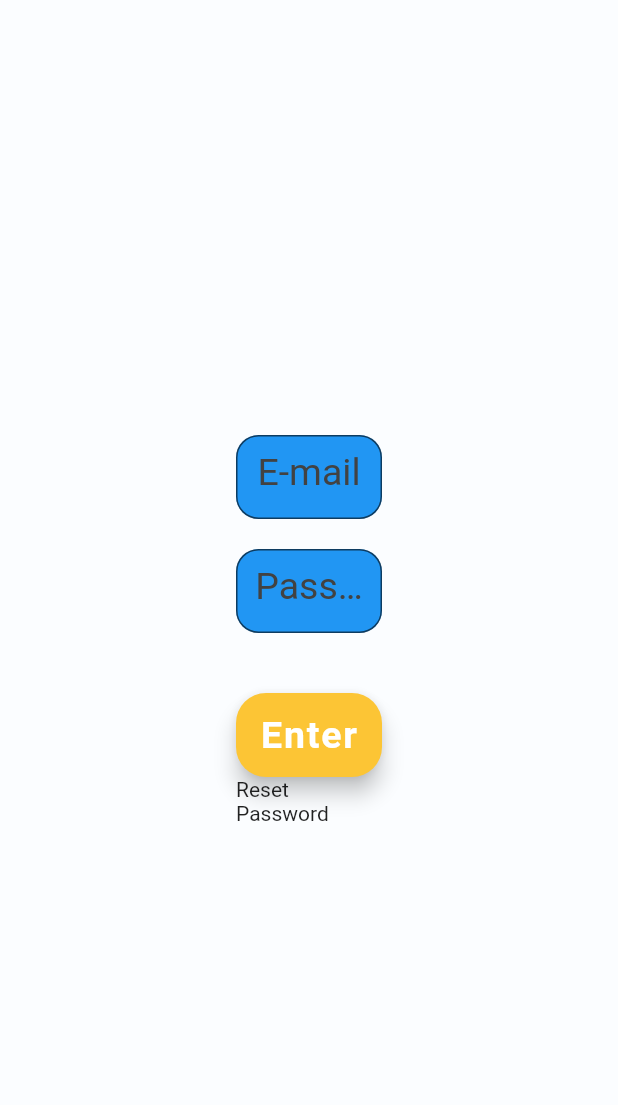
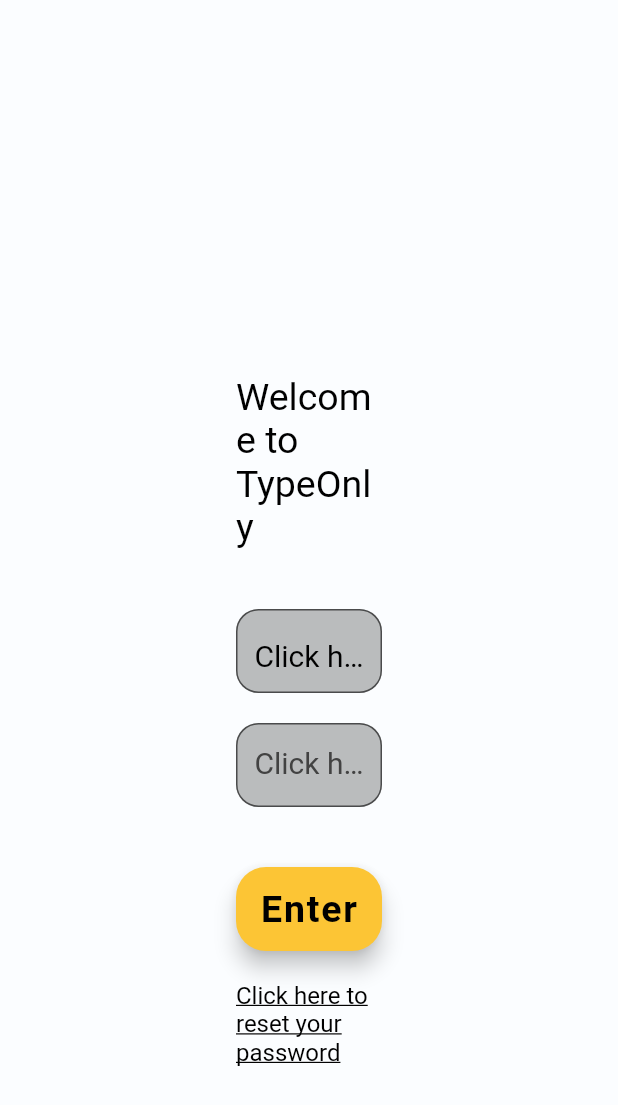
Before and after one commit to snxz21/type_only, a Flutter app: the screen it shows after launch, on a phone screen of 412 x 824 dp. Shown: the top 1105 px of the screen. Run offline on Flutter 3.47's test engine with Material 2 defaults, Android fonts, the phone set to English and light mode, and no system bars; our stand-ins replace bloc, cloud_firestore, equatable, firebase_auth, firebase_core, flutter_bloc and 2 more; missing offline and left inert: cloud_firestore_web, firebase_auth_web, firebase_core_web; accounts and stored records are empty.

Commit message:
Podcheko some edits

```diff
--- a/lib/Authorization/registration_screen.dart
+++ b/lib/Authorization/registration_screen.dart
@@ -4,7 +4,7 @@
 //
 // final FirebaseAuth _auth = FirebaseAuth.instance;
 //
-// /// Entrypoint example for registering via Email/Password.
+// /// Entrypoint example for registering via Email/.
 // class RegisterPage extends StatefulWidget {
 //   /// The page title.
 //   final String title = 'Registration';
--- a/lib/bloc_auth/screens/login/login_form.dart
+++ b/lib/bloc_auth/screens/login/login_form.dart
@@ -1,6 +1,7 @@
 import 'dart:html';
 
 import 'package:firebase_auth/firebase_auth.dart';
+import 'package:flutter/cupertino.dart';
 import 'package:hexcolor/hexcolor.dart';
 // import 'package:logopediya174/blocs/authentication_bloc/authentication_bloc.dart';
 // import 'package:logopediya174/blocs/authentication_bloc/authentication_event.dart';
@@ -139,17 +140,22 @@
                   isLogin
                       ? Column(
                           children: [
+                            Text("Welcome to TypeOnly",
+                              style: TextStyle(fontSize: 25,
+                                color: Colors.black),),
                             SizedBox(
                               height: 40,
                             ),
+
                             Container(
                               width: MediaQuery.of(context).size.width * 0.8,
                               height: state.isEmailValid ? 56 : 80,
                               child: TextFormField(
+                                cursorColor: Colors.black,
                                 controller: _emailController,
                                 textAlign: TextAlign.center,
                                 style: new TextStyle(
-                                    color: Colors.white, fontSize: 25),
+                                    color: Colors.black, fontSize: 25),
                                 decoration: new InputDecoration(
                                   border: new OutlineInputBorder(
                                     borderRadius: const BorderRadius.all(
@@ -158,9 +164,9 @@
                                   ),
                                   filled: true,
                                   hintStyle: new TextStyle(
-                                      color: Colors.grey[800], fontSize: 25),
-                                  hintText: "E-mail",
-                                  fillColor: Colors.blue,
+                                      color: Colors.black, fontSize: 20),
+                                  hintText: "Click here to enter E-mail",
+                                  fillColor: Colors.black26,
                                   // counterText: "",
                                   // counterStyle: TextStyle(fontSize: 0)
                                 ),
@@ -181,10 +187,11 @@
                               width: MediaQuery.of(context).size.width * 0.8,
                               height: state.isPasswordValid ? 56 : 80,
                               child: TextFormField(
+                                cursorColor: Colors.black,
                                 controller: _passwordController,
                                 textAlign: TextAlign.center,
                                 style: new TextStyle(
-                                    color: Colors.grey[800], fontSize: 25),
+                                    color: Colors.black, fontSize: 20),
                                 decoration: new InputDecoration(
                                     border: new OutlineInputBorder(
                                       borderRadius: const BorderRadius.all(
@@ -193,9 +200,9 @@
                                     ),
                                     filled: true,
                                     hintStyle: new TextStyle(
-                                        color: Colors.grey[800], fontSize: 25),
-                                    hintText: "Password",
-                                    fillColor: Colors.blue),
+                                        color: Colors.grey[800], fontSize: 20),
+                                    hintText: "Click here to enter Password",
+                                    fillColor: Colors.black26),
                                 obscureText: true,
                                 // autovalidate: true,
                                 autocorrect: false,
@@ -234,12 +241,13 @@
                                 label: Text(
                                   isLogin ? "Enter" : 'Create Account',
                                   style: TextStyle(
-                                      color: Colors.white,
+                                      color: Colors.black,
                                       fontSize: 25,
                                       fontWeight: FontWeight.w600),
                                 ),
                               ),
                             ),
+                            SizedBox(height: 20),
                             InkWell(
                               onTap: (){
                                 showDialog(
@@ -265,7 +273,11 @@
 
                               },
                               child:
-                                Text("Reset Password"),
+                              Text("Click here to reset your password",
+                                  style: TextStyle(fontSize: 16,
+                                  color: Colors.black,
+                                  decoration: TextDecoration.underline,),)
+
 
                             )
                           ],
--- a/lib/teacher_entry_form.dart
+++ b/lib/teacher_entry_form.dart
@@ -313,9 +313,9 @@
                                       ),
                                       Row(
                                         children: [
-                                          Text("Time: " + (state.loadedQuestionList[index].time/60).toString()),
-                                          Text("MinLen: " + state.loadedQuestionList[index].minLen.toString()),
-                                          Text("MaxLen: " + state.loadedQuestionList[index].maxLen.toString()),
+                                          Text("Alloted time : " + (state.loadedQuestionList[index].time/60).toString()+ "min;  "),
+                                          Text("Min. # of char.: " + state.loadedQuestionList[index].minLen.toString()+ ";  "),
+                                          Text("Max. # of char.: " + state.loadedQuestionList[index].maxLen.toString()+ ";"),
                                           SizedBox(
                                             width: 20.0,
                                           ),
```
Also changed, not shown: 2 other files.
